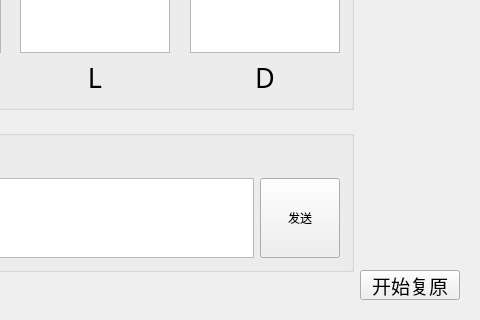
KazeLv/CubeExplorer_2.0, file CubicExplorerWithQt/CubicExplorerWithQt.ui: the form before one commit; both pictures show x 692 to 1172 and y 432 to 752 of the 1172 by 752 pixel window.
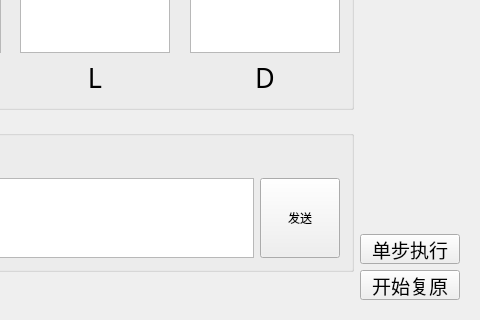
The form after the commit. Custom widgets are drawn as their Qt base class.

Commit message: U/D面优化算法验证成功；添加单步执行功能

```diff
--- a/CubicExplorerWithQt/CubicExplorerWithQt.ui
+++ b/CubicExplorerWithQt/CubicExplorerWithQt.ui
@@ -954,6 +954,31 @@
         </property>
        </spacer>
       </item>
+      <item>
+       <widget class="QPushButton" name="btn_sendSingle">
+        <property name="minimumSize">
+         <size>
+          <width>100</width>
+          <height>30</height>
+         </size>
+        </property>
+        <property name="maximumSize">
+         <size>
+          <width>100</width>
+          <height>30</height>
+         </size>
+        </property>
+        <property name="font">
+         <font>
+          <family>Adobe Arabic</family>
+          <pointsize>14</pointsize>
+         </font>
+        </property>
+        <property name="text">
+         <string>单步执行</string>
+        </property>
+       </widget>
+      </item>
       <item>
        <widget class="QPushButton" name="btn_restore">
         <property name="minimumSize">
```
The commit also changes 15 other files.
